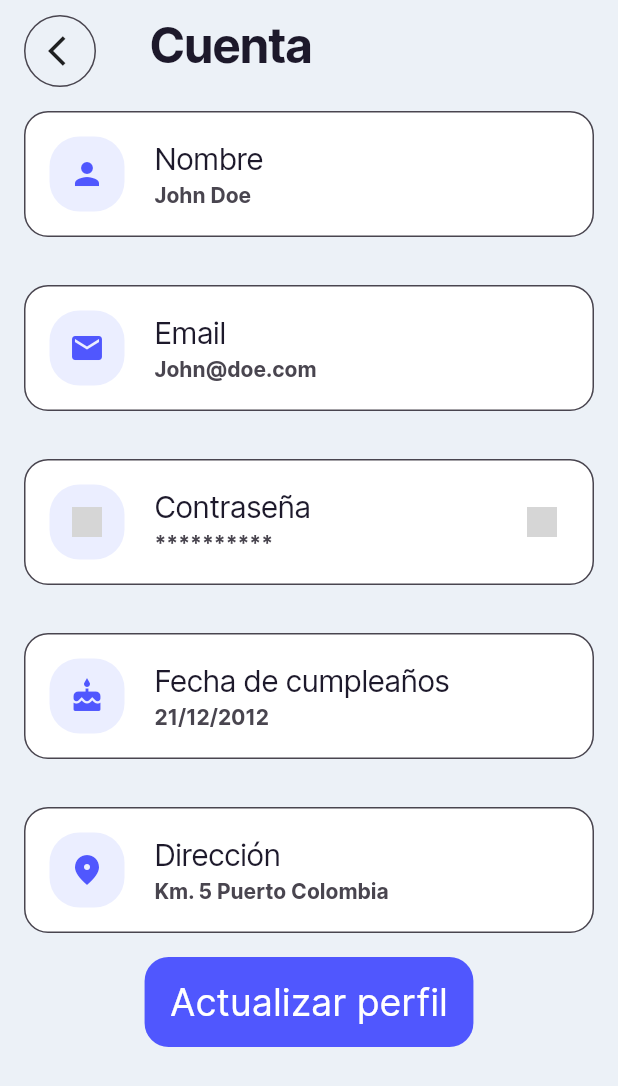
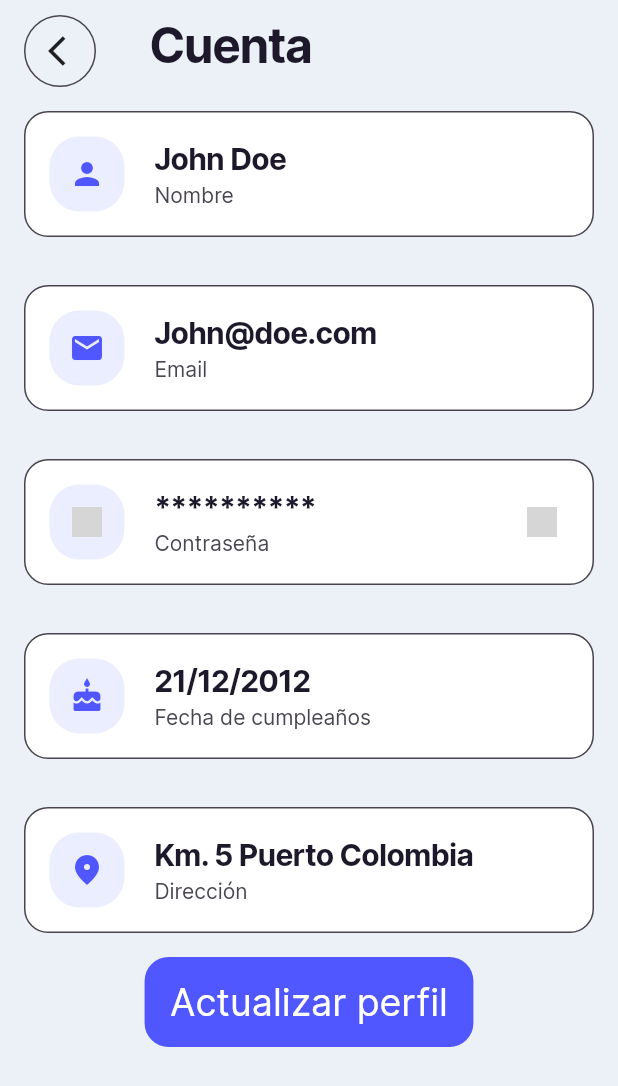
Before and after one commit to djouamaah/Chess-on-Flutter, a Flutter app: the AccountWidget screen opened directly, on a phone screen of 412 x 824 dp. Shown: the top 1086 px of the screen. Run offline on Flutter 3.47's test engine with Material 2 defaults, Android fonts, the phone set to English and light mode, and no system bars; our stand-ins replace flutter_svg; missing offline and left inert: flutter_chess_board; grey boxes are pictures that could not be loaded.

Commit message:
Update account.dart

```diff
--- a/lib/screens/account.dart
+++ b/lib/screens/account.dart
@@ -82,7 +82,7 @@ class _AccountWidgetState extends State<AccountWidget> {
                             Flexible(
                               flex: 1,
                               child: Text(
-                                'Contraseña',
+                                '**********',
                                 textAlign: TextAlign.left,
                                 style: TextStyle(
                                     color: Color.fromRGBO(29, 25, 43, 1),
@@ -90,21 +90,21 @@ class _AccountWidgetState extends State<AccountWidget> {
                                     fontSize: 20,
                                     letterSpacing: -0.5,
                                     //fontWeight: FontWeight.normal,
-                                    fontWeight: FontWeight.normal,
+                                    fontWeight: FontWeight.bold,
                                     height: 1.3),
                               ),
                             ),
                             Flexible(
                               flex: 1,
                               child: Text(
-                                '**********',
+                                'Contraseña',
                                 textAlign: TextAlign.left,
                                 style: TextStyle(
                                     color: Color.fromRGBO(73, 69, 79, 1),
                                     fontFamily: 'Inter',
                                     fontSize: 14,
                                     letterSpacing: 0,
-                                    fontWeight: FontWeight.bold,
+                                    fontWeight: FontWeight.normal,
                                     height: 1.5),
                               ),
                             ),
@@ -129,10 +129,7 @@ class _AccountWidgetState extends State<AccountWidget> {
           padding: const EdgeInsets.all(16.0),
           child: InkWell(
             onTap: () {
-                Navigator.push(
-                  context,
-                  MaterialPageRoute(builder: (context) => PasswordWidget()),
-                );
+
               },
             child: Row(children: [
               Expanded(
@@ -176,7 +173,7 @@ class _AccountWidgetState extends State<AccountWidget> {
                             Flexible(
                               flex: 1,
                               child: Text(
-                                description,
+                                info,
                                 textAlign: TextAlign.left,
                                 style: TextStyle(
                                     color: Color.fromRGBO(29, 25, 43, 1),
@@ -184,21 +181,21 @@ class _AccountWidgetState extends State<AccountWidget> {
                                     fontSize: 20,
                                     letterSpacing: -0.5,
                                     //fontWeight: FontWeight.normal,
-                                    fontWeight: FontWeight.normal,
+                                    fontWeight: FontWeight.bold,
                                     height: 1.3),
                               ),
                             ),
                             Flexible(
                               flex: 1,
                               child: Text(
-                                info,
+                                description,
                                 textAlign: TextAlign.left,
                                 style: TextStyle(
                                     color: Color.fromRGBO(73, 69, 79, 1),
                                     fontFamily: 'Inter',
                                     fontSize: 14,
                                     letterSpacing: 0,
-                                    fontWeight: FontWeight.bold,
+                                    fontWeight: FontWeight.normal,
                                     height: 1.5),
                               ),
                             ),
```
